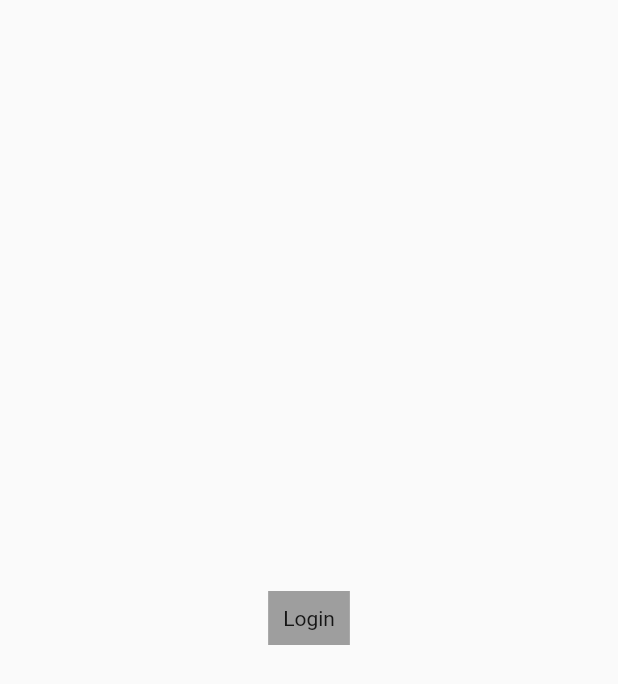
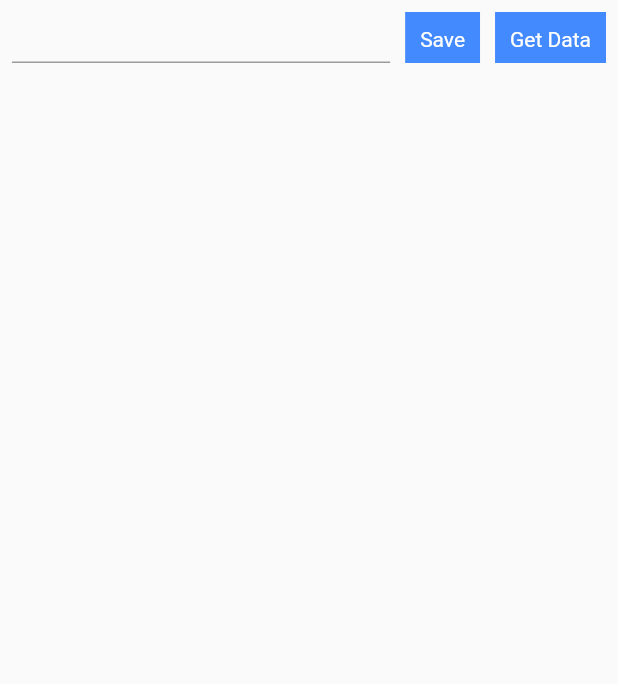
Before and after one commit to patelmeet341993/batch2022_firebase, a Flutter app: the screen it shows after launch, on a phone screen of 412 x 824 dp. Shown: the top 684 px of the screen. Run offline on Flutter 3.47's test engine with Material 2 defaults, Android fonts, the phone set to English and light mode, and no system bars; our stand-ins replace cloud_firestore, firebase_auth, firebase_core, google_sign_in; accounts and stored records are empty.

Commit message:
document list

```diff
--- /dev/null
+++ b/lib/collectiionlist/datamodel.dart
@@ -0,0 +1,8 @@
+import 'package:cloud_firestore/cloud_firestore.dart';
+
+class DataModel{
+  String name;
+  String time;
+  String url;
+  DataModel({required this.name,required this.time,required this.url});
+}
--- /dev/null
+++ b/lib/collectiionlist/document_list_home.dart
@@ -0,0 +1,174 @@
+import 'dart:collection';
+import 'dart:math';
+
+import 'package:cloud_firestore/cloud_firestore.dart';
+import 'package:firebaseproj/collectiionlist/datamodel.dart';
+import 'package:flutter/material.dart';
+
+class DocumentListhome extends StatefulWidget {
+  const DocumentListhome({Key? key}) : super(key: key);
+
+  @override
+  _DocumentListhomeState createState() => _DocumentListhomeState();
+}
+
+class _DocumentListhomeState extends State<DocumentListhome> {
+  late TextEditingController controller;
+
+  List<DataModel> list = [];
+  List<String> urls = [
+    "https://firebasestorage.googleapis.com/v0/b/batch2022-52af2.appspot.com/o/MS_Dhoni_in_2011.jpeg?alt=media&token=23471376-4add-4d9c-be7a-a26713f625a6",
+    "https://firebasestorage.googleapis.com/v0/b/batch2022-52af2.appspot.com/o/dhoni.jpeg?alt=media&token=58acc8f9-fa83-4f36-8fa6-7e3aa83d5576",
+    "https://firebasestorage.googleapis.com/v0/b/batch2022-52af2.appspot.com/o/img_192351_viratkohli.jpeg?alt=media&token=856b098d-db6f-4575-a9eb-ae9a21259334",
+    "https://firebasestorage.googleapis.com/v0/b/batch2022-52af2.appspot.com/o/MS_Dhoni_in_2011.jpeg?alt=media&token=23471376-4add-4d9c-be7a-a26713f625a6",
+    "https://firebasestorage.googleapis.com/v0/b/batch2022-52af2.appspot.com/o/dhoni.jpeg?alt=media&token=58acc8f9-fa83-4f36-8fa6-7e3aa83d5576",
+    "https://firebasestorage.googleapis.com/v0/b/batch2022-52af2.appspot.com/o/img_192351_viratkohli.jpeg?alt=media&token=856b098d-db6f-4575-a9eb-ae9a21259334",
+    "https://firebasestorage.googleapis.com/v0/b/batch2022-52af2.appspot.com/o/MS_Dhoni_in_2011.jpeg?alt=media&token=23471376-4add-4d9c-be7a-a26713f625a6",
+    "https://firebasestorage.googleapis.com/v0/b/batch2022-52af2.appspot.com/o/dhoni.jpeg?alt=media&token=58acc8f9-fa83-4f36-8fa6-7e3aa83d5576",
+    "https://firebasestorage.googleapis.com/v0/b/batch2022-52af2.appspot.com/o/img_192351_viratkohli.jpeg?alt=media&token=856b098d-db6f-4575-a9eb-ae9a21259334",
+  ];
+
+  Random r = Random();
+
+  void getData() {
+    FirebaseFirestore.instance.collection("mydata").get().then((value) {
+      list.clear();
+      for (int i = 0; i < value.docs.length; i++) {
+        Map<String, dynamic> map = value.docs[i].data();
+        DataModel model = DataModel(
+            name: map["name"], time: map["time"].toString(), url: map["img"]);
+        list.add(model);
+      }
+      setState(() {});
+    });
+  }
+
+  void startListining() {
+    FirebaseFirestore.instance.collection("mydata").snapshots().listen((value) {
+      list.clear();
+      for (int i = 0; i < value.docs.length; i++) {
+        Map<String, dynamic> map = value.docs[i].data();
+        DataModel model = DataModel(
+            name: map["name"], time: map["time"].toString(), url: map["img"]);
+        list.add(model);
+      }
+      setState(() {});
+    });
+  }
+
+  @override
+  void initState() {
+    super.initState();
+    controller = TextEditingController();
+    startListining();
+  }
+
+  @override
+  Widget build(BuildContext context) {
+    return SafeArea(
+        child: Scaffold(
+      body: Container(
+        child: Column(
+          children: [
+            Container(
+              height: 50,
+              padding: const EdgeInsets.all(8.0),
+              child: Row(
+                children: [
+                  Expanded(
+                      child: TextField(
+                    controller: controller,
+                  )),
+                  SizedBox(
+                    width: 10,
+                  ),
+                  InkWell(
+                    onTap: () {
+                      String name = controller.text;
+
+                      Map<String, dynamic> data = HashMap();
+                      data["name"] = name;
+                      data["time"] = FieldValue.serverTimestamp();
+                      data["img"] = urls[r.nextInt(8)];
+
+                      FirebaseFirestore.instance
+                          .collection("mydata")
+                          .doc()
+                          .set(data);
+
+                      controller.text = "";
+                      // getData();
+                    },
+                    child: Container(
+                      padding: EdgeInsets.all(10),
+                      color: Colors.blueAccent,
+                      child: Text(
+                        "Save",
+                        style: TextStyle(color: Colors.white),
+                      ),
+                    ),
+                  ),
+                  SizedBox(
+                    width: 10,
+                  ),
+                  InkWell(
+                    onTap: () {
+                      getData();
+                    },
+                    child: Container(
+                      padding: EdgeInsets.all(10),
+                      color: Colors.blueAccent,
+                      child: Text(
+                        "Get Data",
+                        style: TextStyle(color: Colors.white),
+                      ),
+                    ),
+                  )
+                ],
+              ),
+            ),
+            Expanded(
+                child: ListView.builder(
+                    itemCount: list.length,
+                    itemBuilder: (ctx, index) {
+                      return listViewItem(list[index]);
+                    }))
+          ],
+        ),
+      ),
+    ));
+  }
+
+  Widget listViewItem(DataModel model) {
+    return Container(
+      color: Colors.grey.shade200,
+      margin: EdgeInsets.all(5),
+      padding: EdgeInsets.symmetric(horizontal: 20, vertical: 10),
+      child: Row(
+        mainAxisSize: MainAxisSize.min,
+        children: [
+          ClipRRect(
+              borderRadius: BorderRadius.circular(50),
+              child: Image.network(
+                model.url,
+                height: 50,
+                width: 50,
+              )),
+          SizedBox(
+            width: 10,
+          ),
+          Expanded(
+            child: Column(
+              mainAxisSize: MainAxisSize.min,
+              crossAxisAlignment: CrossAxisAlignment.start,
+              children: [
+                Text(model.name),
+                Text(model.time),
+              ],
+            ),
+          ),
+        ],
+      ),
+    );
+  }
+}
--- a/lib/firestore_listen.dart
+++ b/lib/firestore_listen.dart
@@ -36,6 +36,7 @@ class _FireStoreListenState extends State<FireStoreListen> {
                    setState(() {});
                  });
 
+
               },
               child: Container(
                 color: Colors.blueAccent,
--- a/lib/homepage.dart
+++ b/lib/homepage.dart
@@ -1,4 +1,5 @@
 import 'package:firebase_auth/firebase_auth.dart';
+import 'package:firebaseproj/collectiionlist/document_list_home.dart';
 import 'package:firebaseproj/firestore_home.dart';
 import 'package:firebaseproj/firestore_listen.dart';
 import 'package:flutter/material.dart';
@@ -72,7 +73,7 @@ class _HomePageState extends State<HomePage> {
         await FirebaseAuth.instance.signInWithCredential(credential);
         isLogin = true;
         setState(() {});
-        Navigator.pushReplacement(context, MaterialPageRoute(builder: (context)=>FireStoreListen()));
+        Navigator.pushReplacement(context, MaterialPageRoute(builder: (context)=>DocumentListhome()));
 
       }
     } catch (e) {
--- a/lib/main.dart
+++ b/lib/main.dart
@@ -1,5 +1,6 @@
 
 import 'package:firebase_core/firebase_core.dart';
+import 'package:firebaseproj/collectiionlist/document_list_home.dart';
 import 'package:firebaseproj/homepage.dart';
 import 'package:flutter/material.dart';
 import 'package:google_sign_in/google_sign_in.dart';
@@ -21,7 +22,7 @@ class MyApp extends StatelessWidget {
   Widget build(BuildContext context) {
     return MaterialApp(
       title: 'Flutter Demo',
-      home: HomePage(),
+      home: DocumentListhome(),
     );
   }
 }
```
